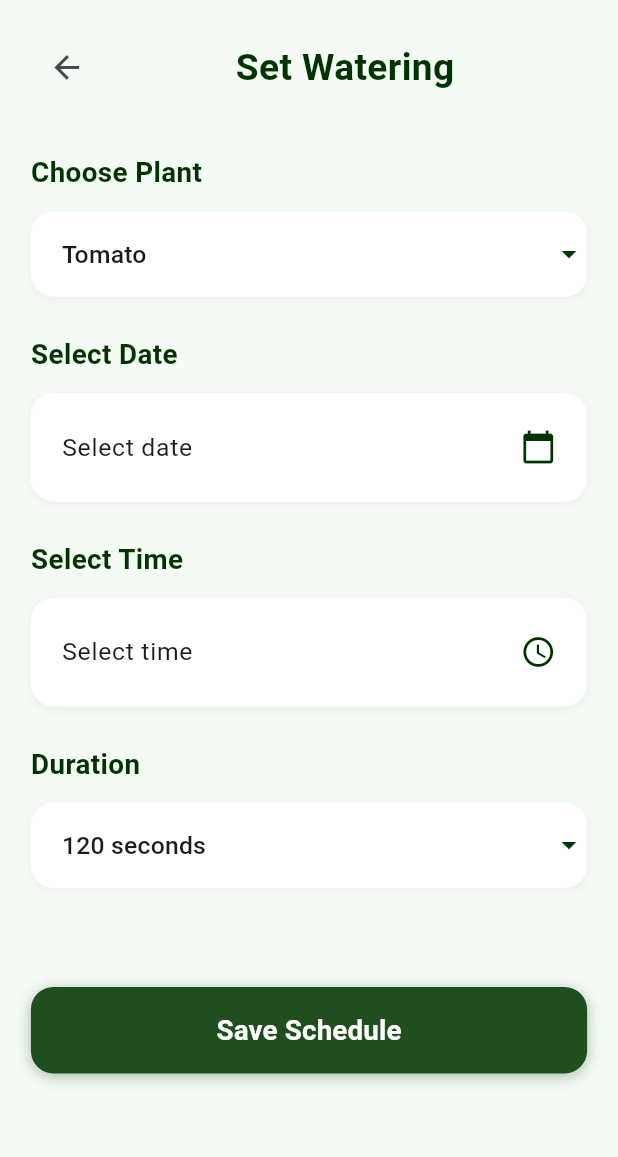
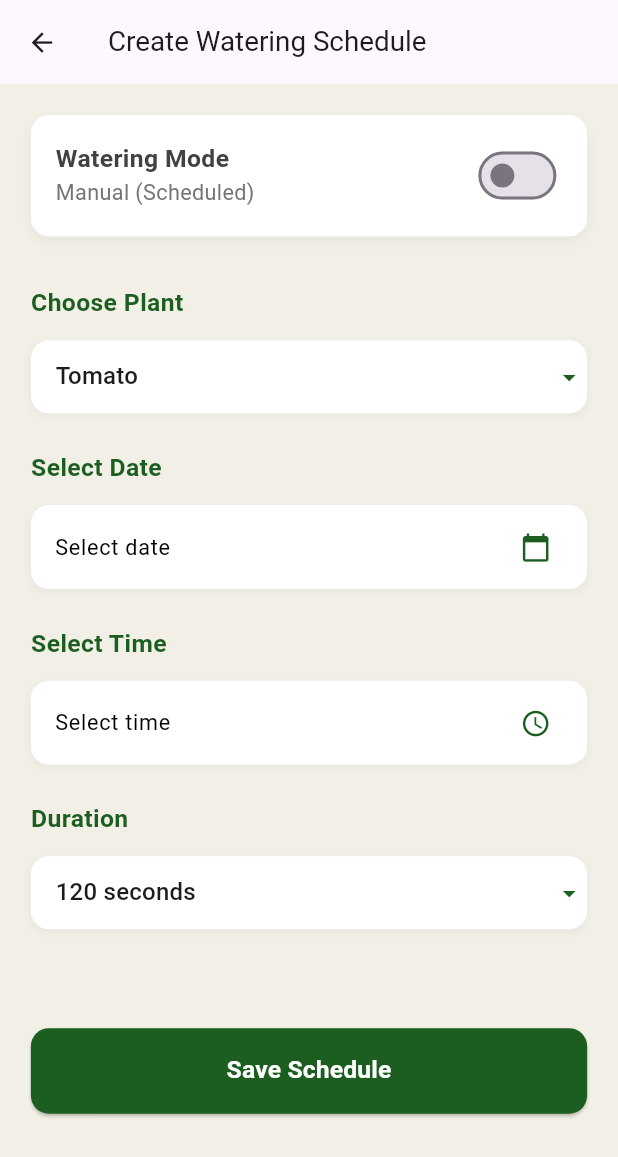
Before and after one commit to SDGP-CS-09/BLOOM-APP, a Flutter app: the PlantWateringScreen screen opened directly, on a phone screen of 412 x 824 dp. Shown: the top 1157 px of the screen. Run offline on Flutter 3.47's test engine with Material 3 defaults, Android fonts, the light colour scheme and no system bars; our stand-ins replace firebase_core, firebase_database, geolocator, image_picker, permission_handler, supabase_flutter and 1 more; accounts and stored records are empty; project files that could hold a hidden picture were left out.

Commit message:
Added Separate Automatic and Manul watering options to the app

```diff
--- a/bloom2/bloomiot/lib/plant_watering_screen.dart
+++ b/bloom2/bloomiot/lib/plant_watering_screen.dart
@@ -1,5 +1,6 @@
 import 'package:flutter/material.dart';
 import 'package:firebase_database/firebase_database.dart';
+import 'schedule.dart';
 
 class PlantWateringScreen extends StatefulWidget {
   const PlantWateringScreen({super.key});
@@ -14,6 +15,7 @@ class _PlantWateringScreenState extends State<PlantWateringScreen> {
   String _selectedDuration = '120 seconds';
   DateTime? _selectedDate;
   TimeOfDay? _selectedTime;
+  String _currentMode = 'manual';
 
   final List<String> _plants = [
     'Tomato',
@@ -31,22 +33,127 @@ class _PlantWateringScreenState extends State<PlantWateringScreen> {
     '240 seconds',
   ];
 
+  @override
+  void initState() {
+    super.initState();
+    _initializeModeListener();
+  }
+
+  void _initializeModeListener() {
+    _databaseRef.child('system/mode').onValue.listen((event) {
+      final mode = event.snapshot.value?.toString() ?? 'manual';
+      if (mounted) {
+        setState(() => _currentMode = mode);
+      }
+    });
+  }
+
+  Widget _buildModeWarning() {
+    if (_currentMode == 'auto') {
+      return Container(
+        padding: EdgeInsets.all(MediaQuery.of(context).size.width * 0.03),
+        margin: EdgeInsets.only(bottom: MediaQuery.of(context).size.height * 0.03),
+        decoration: BoxDecoration(
+          color: Colors.amber[100],
+          borderRadius: BorderRadius.circular(12),
+          border: Border.all(color: Colors.amber),
+        ),
+        child: Row(
+          children: [
+            Icon(Icons.warning_amber_rounded,
+                color: Colors.amber, size: MediaQuery.of(context).size.width * 0.05),
+            SizedBox(width: MediaQuery.of(context).size.width * 0.03),
+            Expanded(
+              child: Text(
+                'Automatic watering mode is active. Scheduling is disabled.',
+                style: TextStyle(
+                  color: Colors.amber[800],
+                  fontSize: MediaQuery.of(context).size.width * 0.035,
+                ),
+              ),
+            ),
+          ],
+        ),
+      );
+    }
+    return const SizedBox.shrink();
+  }
+
+  Widget _buildModeSwitch() {
+    return Container(
+      padding: EdgeInsets.all(MediaQuery.of(context).size.width * 0.04),
+      decoration: BoxDecoration(
+        color: Colors.white,
+        borderRadius: BorderRadius.circular(12),
+        boxShadow: [
+          BoxShadow(
+            color: Colors.grey.withOpacity(0.1),
+            blurRadius: 6,
+            offset: const Offset(0, 4),
+          ),
+        ],
+      ),
+      child: Row(
+        children: [
+          Expanded(
+            child: Column(
+              crossAxisAlignment: CrossAxisAlignment.start,
+              children: [
+                Text(
+                  'Watering Mode',
+                  style: TextStyle(
+                    fontSize: MediaQuery.of(context).size.width * 0.04,
+                    fontWeight: FontWeight.bold,
+                    color: Colors.grey[800],
+                  ),
+                ),
+                Text(
+                  _currentMode == 'auto' ? 'Automatic (Soil Moisture)' : 'Manual (Scheduled)',
+                  style: TextStyle(
+                    fontSize: MediaQuery.of(context).size.width * 0.035,
+                    color: Colors.grey[600],
+                  ),
+                ),
+              ],
+            ),
+          ),
+          Switch(
+            value: _currentMode == 'auto',
+            activeColor: const Color(0xFF1B5E20),
+            onChanged: (value) => _updateMode(value),
+          ),
+        ],
+      ),
+    );
+  }
+
+  void _updateMode(bool isAuto) {
+    final mode = isAuto ? 'auto' : 'manual';
+    _databaseRef.child('system/mode').set(mode).then((_) {
+      ScaffoldMessenger.of(context).showSnackBar(
+        SnackBar(
+          content: Text('Mode changed to $mode'),
+          backgroundColor: const Color(0xFF1B5E20),
+          behavior: SnackBarBehavior.floating,
+        ),
+      );
+    });
+  }
+
   Future<void> _selectDate(BuildContext context) async {
     final pickedDate = await showDatePicker(
       context: context,
       initialDate: DateTime.now(),
       firstDate: DateTime.now(),
       lastDate: DateTime(2101),
-      builder: (context, child) {
-        return Theme(
+      builder: (context, child) => Theme(
         data: Theme.of(context).copyWith(
           colorScheme: const ColorScheme.light(
-              primary: Color(0xFF003300),
+            primary: Color(0xFF1B5E20),
           ),
         ),
         child: child!,
-        );
-      },
+      ),
     );
     if (pickedDate != null) {
       setState(() => _selectedDate = pickedDate);
@@ -57,16 +164,14 @@ class _PlantWateringScreenState extends State<PlantWateringScreen> {
     final pickedTime = await showTimePicker(
       context: context,
       initialTime: TimeOfDay.now(),
-      builder: (context, child) {
-        return Theme(
+      builder: (context, child) => Theme(
         data: Theme.of(context).copyWith(
           colorScheme: const ColorScheme.light(
-              primary: Color(0xFF003300),
+            primary: Color(0xFF1B5E20),
           ),
         ),
         child: child!,
-        );
-      },
+      ),
     );
     if (pickedTime != null) {
       setState(() => _selectedTime = pickedTime);
@@ -74,17 +179,22 @@ class _PlantWateringScreenState extends State<PlantWateringScreen> {
   }
 
   Future<void> _saveSchedule() async {
+    if (_currentMode == 'auto') {
+      ScaffoldMessenger.of(context).showSnackBar(
+        const SnackBar(
+          content: Text('Cannot save schedule in automatic mode'),
+          backgroundColor: Colors.red,
+          duration: Duration(seconds: 2),
+        ),
+      );
+      return;
+    }
+
     if (_selectedDate == null || _selectedTime == null) {
       ScaffoldMessenger.of(context).showSnackBar(
-        SnackBar(
-          content: const Text('Please select date and time!'),
+        const SnackBar(
+          content: Text('Please select date and time!'),
           backgroundColor: Colors.red,
-          behavior: SnackBarBehavior.floating,
-          margin: EdgeInsets.only(
-            bottom: MediaQuery.of(context).size.height * 0.02,
-            left: MediaQuery.of(context).size.width * 0.04,
-            right: MediaQuery.of(context).size.width * 0.04,
-          ),
         ),
       );
       return;
@@ -103,8 +213,7 @@ class _PlantWateringScreenState extends State<PlantWateringScreen> {
 
     try {
       final schedulesSnapshot = await plantRef.child('schedules').get();
-      if (schedulesSnapshot.exists &&
-          (schedulesSnapshot.value as Map).length >= 4) {
+      if (schedulesSnapshot.exists && (schedulesSnapshot.value as Map).length >= 4) {
         throw 'Maximum 4 schedules allowed per plant';
       }
 
@@ -116,19 +225,16 @@ class _PlantWateringScreenState extends State<PlantWateringScreen> {
       });
 
       if (!mounted) return;
-      Navigator.pop(context, true);
+      Navigator.pushReplacement(
+        context,
+        MaterialPageRoute(builder: (_) => const ScheduleScreen()),
+      );
     } catch (e) {
       if (!mounted) return;
       ScaffoldMessenger.of(context).showSnackBar(
         SnackBar(
           content: Text(e.toString()),
           backgroundColor: Colors.red,
-          behavior: SnackBarBehavior.floating,
-          margin: EdgeInsets.only(
-            bottom: MediaQuery.of(context).size.height * 0.02,
-            left: MediaQuery.of(context).size.width * 0.04,
-            right: MediaQuery.of(context).size.width * 0.04,
-          ),
         ),
       );
     }
@@ -137,13 +243,28 @@ class _PlantWateringScreenState extends State<PlantWateringScreen> {
   @override
   Widget build(BuildContext context) {
     return Scaffold(
-      backgroundColor: const Color(0xFFF4FAF4),
-      body: SafeArea(
-        child: SingleChildScrollView(
+      backgroundColor: const Color.fromARGB(255, 241, 239, 230),
+      appBar: AppBar(
+        leading: IconButton(
+          icon: Icon(Icons.arrow_back, size: MediaQuery.of(context).size.width * 0.05),
+          onPressed: () {
+            Navigator.pushReplacement(
+              context,
+              MaterialPageRoute(builder: (_) => const ScheduleScreen()),
+            );
+          },
+        ),
+        title: Text(
+          'Create Watering Schedule',
+          style: TextStyle(fontSize: MediaQuery.of(context).size.width * 0.045),
+        ),
+      ),
+      body: SingleChildScrollView(
         padding: EdgeInsets.all(MediaQuery.of(context).size.width * 0.05),
         child: Column(
           children: [
-              _buildHeader(),
+            _buildModeWarning(),
+            _buildModeSwitch(),
             SizedBox(height: MediaQuery.of(context).size.height * 0.04),
             _buildPlantDropdown(),
             _buildDatePicker(),
@@ -154,66 +275,18 @@ class _PlantWateringScreenState extends State<PlantWateringScreen> {
           ],
         ),
       ),
-      ),
-    );
-  }
-
-  Widget _buildHeader() {
-    return Row(
-      children: [
-        IconButton(
-          icon: const Icon(Icons.arrow_back),
-          iconSize: MediaQuery.of(context).size.width * 0.06,
-          onPressed: () => Navigator.pop(context),
-        ),
-        Expanded(
-          child: Center(
-            child: Text(
-              'Set Watering',
-              style: TextStyle(
-                fontSize: MediaQuery.of(context).size.width * 0.06,
-                fontWeight: FontWeight.bold,
-                color: const Color(0xFF003300),
-              ),
-            ),
-          ),
-        ),
-      ],
     );
   }
 
   Widget _buildPlantDropdown() {
-    return _buildDropdown(
-      label: 'Choose Plant',
-      value: _selectedPlant,
-      items: _plants,
-      onChanged: (value) => setState(() => _selectedPlant = value!),
-    );
-  }
-
-  Widget _buildDurationDropdown() {
-    return _buildDropdown(
-      label: 'Duration',
-      value: _selectedDuration,
-      items: _durations,
-      onChanged: (value) => setState(() => _selectedDuration = value!),
-    );
-  }
-
-  Widget _buildDropdown({
-    required String label,
-    required String value,
-    required List<String> items,
-    required ValueChanged<String?> onChanged,
-  }) {
     return Column(
       crossAxisAlignment: CrossAxisAlignment.start,
       children: [
         Text(
-          label,
+          'Choose Plant',
           style: TextStyle(
-            color: const Color(0xFF003300),
-            fontSize: MediaQuery.of(context).size.width * 0.045,
+            color: _currentMode == 'auto' ? Colors.grey : const Color(0xFF1B5E20),
+            fontSize: MediaQuery.of(context).size.width * 0.04,
             fontWeight: FontWeight.w600,
           ),
         ),
@@ -221,7 +294,7 @@ class _PlantWateringScreenState extends State<PlantWateringScreen> {
         Container(
           decoration: BoxDecoration(
             color: Colors.white,
-            borderRadius: BorderRadius.circular(15),
+            borderRadius: BorderRadius.circular(12),
             boxShadow: [
               BoxShadow(
                 color: Colors.grey.withOpacity(0.1),
@@ -231,27 +304,21 @@ class _PlantWateringScreenState extends State<PlantWateringScreen> {
             ],
           ),
           child: DropdownButtonFormField<String>(
-            value: value,
-            items: items
-                .map((e) => DropdownMenuItem(
-                      value: e,
-                      child: Text(
-                        e,
-                        style: TextStyle(
-                          fontSize: MediaQuery.of(context).size.width * 0.04,
-                        ),
-                      ),
-                    ))
-                .toList(),
-            onChanged: onChanged,
+            value: _selectedPlant,
+            items: _plants.map((e) => DropdownMenuItem(value: e, child: Text(e))).toList(),
+            onChanged: _currentMode == 'auto'
+                ? null
+                : (value) => setState(() => _selectedPlant = value!),
             decoration: InputDecoration(
               contentPadding: EdgeInsets.symmetric(
-                horizontal: MediaQuery.of(context).size.width * 0.05,
-                vertical: MediaQuery.of(context).size.height * 0.02,
+                horizontal: MediaQuery.of(context).size.width * 0.04,
+                vertical: MediaQuery.of(context).size.height * 0.015,
               ),
               border: InputBorder.none,
             ),
-            icon: const Icon(Icons.arrow_drop_down, color: Color(0xFF003300)),
+            icon: Icon(Icons.arrow_drop_down,
+                color: _currentMode == 'auto' ? Colors.grey : const Color(0xFF1B5E20),
+                size: MediaQuery.of(context).size.width * 0.05),
           ),
         ),
         SizedBox(height: MediaQuery.of(context).size.height * 0.03),
@@ -266,8 +333,8 @@ class _PlantWateringScreenState extends State<PlantWateringScreen> {
         Text(
           'Select Date',
           style: TextStyle(
-            color: const Color(0xFF003300),
-            fontSize: MediaQuery.of(context).size.width * 0.045,
+            color: _currentMode == 'auto' ? Colors.grey : const Color(0xFF1B5E20),
+            fontSize: MediaQuery.of(context).size.width * 0.04,
             fontWeight: FontWeight.w600,
           ),
         ),
@@ -275,7 +342,7 @@ class _PlantWateringScreenState extends State<PlantWateringScreen> {
         Container(
           decoration: BoxDecoration(
             color: Colors.white,
-            borderRadius: BorderRadius.circular(15),
+            borderRadius: BorderRadius.circular(12),
             boxShadow: [
               BoxShadow(
                 color: Colors.grey.withOpacity(0.1),
@@ -285,19 +352,18 @@ class _PlantWateringScreenState extends State<PlantWateringScreen> {
             ],
           ),
           child: ListTile(
-            contentPadding: EdgeInsets.symmetric(
-              horizontal: MediaQuery.of(context).size.width * 0.05,
-              vertical: MediaQuery.of(context).size.height * 0.01,
-            ),
+            enabled: _currentMode != 'auto',
             title: Text(
               _selectedDate?.toString().split(' ')[0] ?? 'Select date',
               style: TextStyle(
-                fontSize: MediaQuery.of(context).size.width * 0.04,
+                color: _currentMode == 'auto' ? Colors.grey : Colors.black,
+                fontSize: MediaQuery.of(context).size.width * 0.035,
               ),
             ),
-            trailing:
-                const Icon(Icons.calendar_today, color: Color(0xFF003300)),
-            onTap: () => _selectDate(context),
+            trailing: Icon(Icons.calendar_today,
+                color: _currentMode == 'auto' ? Colors.grey : const Color(0xFF1B5E20),
+                size: MediaQuery.of(context).size.width * 0.05),
+            onTap: _currentMode == 'auto' ? null : () => _selectDate(context),
           ),
         ),
         SizedBox(height: MediaQuery.of(context).size.height * 0.03),
@@ -312,8 +378,8 @@ class _PlantWateringScreenState extends State<PlantWateringScreen> {
         Text(
           'Select Time',
           style: TextStyle(
-            color: const Color(0xFF003300),
-            fontSize: MediaQuery.of(context).size.width * 0.045,
+            color: _currentMode == 'auto' ? Colors.grey : const Color(0xFF1B5E20),
+            fontSize: MediaQuery.of(context).size.width * 0.04,
             fontWeight: FontWeight.w600,
           ),
         ),
@@ -321,7 +387,7 @@ class _PlantWateringScreenState extends State<PlantWateringScreen> {
         Container(
           decoration: BoxDecoration(
             color: Colors.white,
-            borderRadius: BorderRadius.circular(15),
+            borderRadius: BorderRadius.circular(12),
             boxShadow: [
               BoxShadow(
                 color: Colors.grey.withOpacity(0.1),
@@ -331,18 +397,66 @@ class _PlantWateringScreenState extends State<PlantWateringScreen> {
             ],
           ),
           child: ListTile(
-            contentPadding: EdgeInsets.symmetric(
-              horizontal: MediaQuery.of(context).size.width * 0.05,
-              vertical: MediaQuery.of(context).size.height * 0.01,
-            ),
+            enabled: _currentMode != 'auto',
             title: Text(
               _selectedTime?.format(context) ?? 'Select time',
               style: TextStyle(
-                fontSize: MediaQuery.of(context).size.width * 0.04,
+                color: _currentMode == 'auto' ? Colors.grey : Colors.black,
+                fontSize: MediaQuery.of(context).size.width * 0.035,
               ),
             ),
-            trailing: const Icon(Icons.access_time, color: Color(0xFF003300)),
-            onTap: () => _selectTime(context),
+            trailing: Icon(Icons.access_time,
+                color: _currentMode == 'auto' ? Colors.grey : const Color(0xFF1B5E20),
+                size: MediaQuery.of(context).size.width * 0.05),
+            onTap: _currentMode == 'auto' ? null : () => _selectTime(context),
+          ),
+        ),
+        SizedBox(height: MediaQuery.of(context).size.height * 0.03),
+      ],
+    );
+  }
+
+  Widget _buildDurationDropdown() {
+    return Column(
+      crossAxisAlignment: CrossAxisAlignment.start,
+      children: [
+        Text(
+          'Duration',
+          style: TextStyle(
+            color: _currentMode == 'auto' ? Colors.grey : const Color(0xFF1B5E20),
+            fontSize: MediaQuery.of(context).size.width * 0.04,
+            fontWeight: FontWeight.w600,
+          ),
+        ),
+        SizedBox(height: MediaQuery.of(context).size.height * 0.015),
+        Container(
+          decoration: BoxDecoration(
+            color: Colors.white,
+            borderRadius: BorderRadius.circular(12),
+            boxShadow: [
+              BoxShadow(
+                color: Colors.grey.withOpacity(0.1),
+                blurRadius: 4,
+                offset: const Offset(0, 2),
+              ),
+            ],
+          ),
+          child: DropdownButtonFormField<String>(
+            value: _selectedDuration,
+            items: _durations.map((e) => DropdownMenuItem(value: e, child: Text(e))).toList(),
+            onChanged: _currentMode == 'auto'
+                ? null
+                : (value) => setState(() => _selectedDuration = value!),
+            decoration: InputDecoration(
+              contentPadding: EdgeInsets.symmetric(
+                horizontal: MediaQuery.of(context).size.width * 0.04,
+                vertical: MediaQuery.of(context).size.height * 0.015,
+              ),
+              border: InputBorder.none,
+            ),
+            icon: Icon(Icons.arrow_drop_down,
+                color: _currentMode == 'auto' ? Colors.grey : const Color(0xFF1B5E20),
+                size: MediaQuery.of(context).size.width * 0.05),
           ),
         ),
         SizedBox(height: MediaQuery.of(context).size.height * 0.03),
@@ -351,34 +465,23 @@ class _PlantWateringScreenState extends State<PlantWateringScreen> {
   }
 
   Widget _buildSaveButton() {
-    return Container(
+    return SizedBox(
       width: double.infinity,
-      height: MediaQuery.of(context).size.height * 0.07,
-      decoration: BoxDecoration(
-        borderRadius: BorderRadius.circular(15),
-        boxShadow: [
-          BoxShadow(
-            color: const Color(0xFF003300).withOpacity(0.3),
-            blurRadius: 8,
-            offset: const Offset(0, 2),
-          ),
-        ],
-      ),
       child: ElevatedButton(
-        onPressed: _saveSchedule,
+        onPressed: _currentMode == 'auto' ? null : _saveSchedule,
         style: ElevatedButton.styleFrom(
-          backgroundColor: const Color(0xFF1F4E20),
-          elevation: 0,
+          backgroundColor: const Color(0xFF1B5E20),
+          padding: EdgeInsets.symmetric(vertical: MediaQuery.of(context).size.height * 0.02),
           shape: RoundedRectangleBorder(
-            borderRadius: BorderRadius.circular(15),
+            borderRadius: BorderRadius.circular(12),
           ),
         ),
         child: Text(
           'Save Schedule',
           style: TextStyle(
-            fontSize: MediaQuery.of(context).size.width * 0.045,
-            fontWeight: FontWeight.w600,
+            fontSize: MediaQuery.of(context).size.width * 0.04,
             color: Colors.white,
+            fontWeight: FontWeight.bold,
           ),
         ),
       ),
```
Lines whose indentation alone changed are shown as unchanged.
